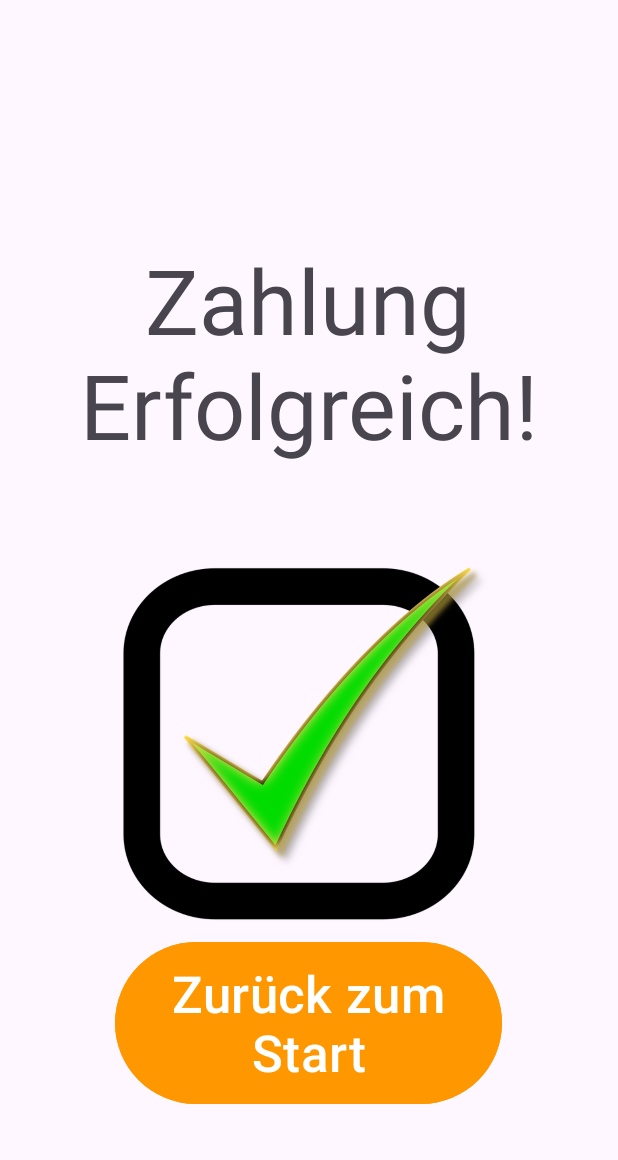
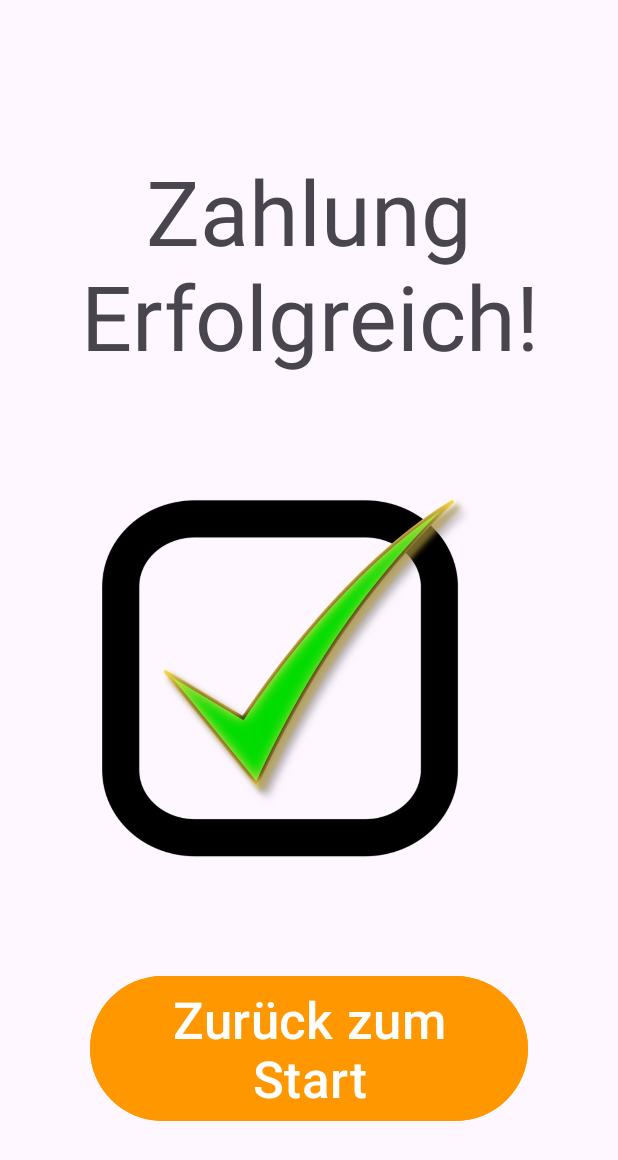
Before and after one commit to Fravincii/MensaHaw, an Android app: the CheckoutConfirmationActivity screen opened directly, with no data from a screen before it, on a phone screen of 412 x 824 dp. Shown: the top 1160 px of the screen. Run offline under Robolectric (Android 15) with nearby library versions, the phone set to English and light mode, and no system bars.

Commit message:
Checkout confirmation updated
Now adjusting to device

```diff
--- a/app/src/main/res/layout/activity_checkout_confirmation.xml
+++ b/app/src/main/res/layout/activity_checkout_confirmation.xml
@@ -7,43 +7,49 @@
 
     <ImageView
         android:id="@+id/imageView"
-        android:layout_width="322dp"
-        android:layout_height="287dp"
-        android:layout_marginBottom="208dp"
+        android:layout_width="0dp"
+        android:layout_height="0dp"
+        android:layout_marginStart="32dp"
+        android:layout_marginTop="32dp"
+        android:layout_marginEnd="32dp"
+        android:layout_marginBottom="250dp"
         app:layout_constraintBottom_toBottomOf="parent"
         app:layout_constraintEnd_toEndOf="parent"
-        app:layout_constraintHorizontal_bias="0.64"
         app:layout_constraintStart_toStartOf="parent"
+        app:layout_constraintTop_toBottomOf="@+id/checkoutconfirmation"
+        app:layout_constraintVertical_bias="0.0"
         app:srcCompat="@drawable/checkbox" />
 
     <TextView
         android:id="@+id/checkoutconfirmation"
-        android:layout_width="330dp"
-        android:layout_height="169dp"
+        android:layout_width="wrap_content"
+        android:layout_height="wrap_content"
+        android:layout_marginStart="20dp"
+        android:layout_marginTop="100dp"
+        android:layout_marginEnd="20dp"
         android:text="@string/zahlung_erfolgreich"
         android:textAlignment="center"
         android:textSize="60sp"
-        app:layout_constraintBottom_toTopOf="@+id/imageView"
         app:layout_constraintEnd_toEndOf="parent"
-        app:layout_constraintHorizontal_bias="0.493"
         app:layout_constraintStart_toStartOf="parent"
-        app:layout_constraintTop_toTopOf="parent"
-        app:layout_constraintVertical_bias="1.0" />
+        app:layout_constraintTop_toTopOf="parent" />
 
     <Button
         android:id="@+id/backtomenu"
-        android:layout_width="258dp"
-        android:layout_height="116dp"
+        android:layout_width="0dp"
+        android:layout_height="wrap_content"
 
+        android:layout_marginStart="60dp"
+        android:layout_marginTop="150dp"
+        android:layout_marginEnd="60dp"
+        android:layout_marginBottom="150dp"
         android:backgroundTint="#FF9800"
         android:text="@string/button"
         android:textAlignment="center"
         android:textSize="34sp"
         app:layout_constraintBottom_toBottomOf="parent"
         app:layout_constraintEnd_toEndOf="parent"
-        app:layout_constraintHorizontal_bias="0.496"
         app:layout_constraintStart_toStartOf="parent"
-        app:layout_constraintTop_toTopOf="parent"
-        app:layout_constraintVertical_bias="0.881" />
+        app:layout_constraintTop_toBottomOf="@+id/imageView" />
 
 </androidx.constraintlayout.widget.ConstraintLayout>
```
